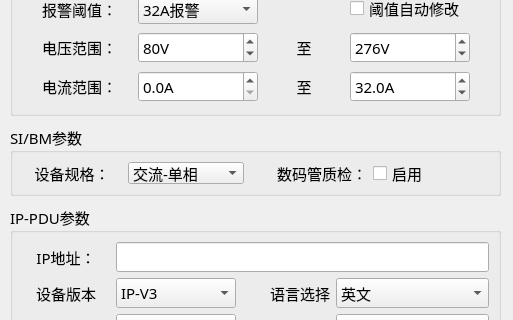
Before: the Qt Designer form MonitorPduTool/home/home_setdlg.ui in ChinaClever/PDU-MonitorTool, drawn with Qt 5; both pictures show x 0 to 513 and y 165 to 485 of the 513 by 707 pixel window.
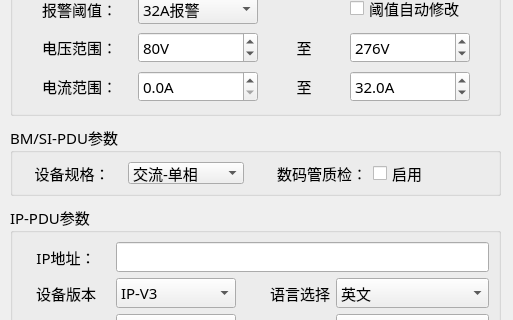
After: the same form once the commit is applied.

Commit message: 更新界面

Patch:
```diff
--- a/MonitorPduTool/home/home_setdlg.ui
+++ b/MonitorPduTool/home/home_setdlg.ui
@@ -704,7 +704,7 @@
     </font>
    </property>
    <property name="title">
-    <string>SI/BM参数</string>
+    <string>BM/SI-PDU参数</string>
    </property>
    <layout class="QGridLayout" name="gridLayout_5">
     <item row="0" column="0">
```
